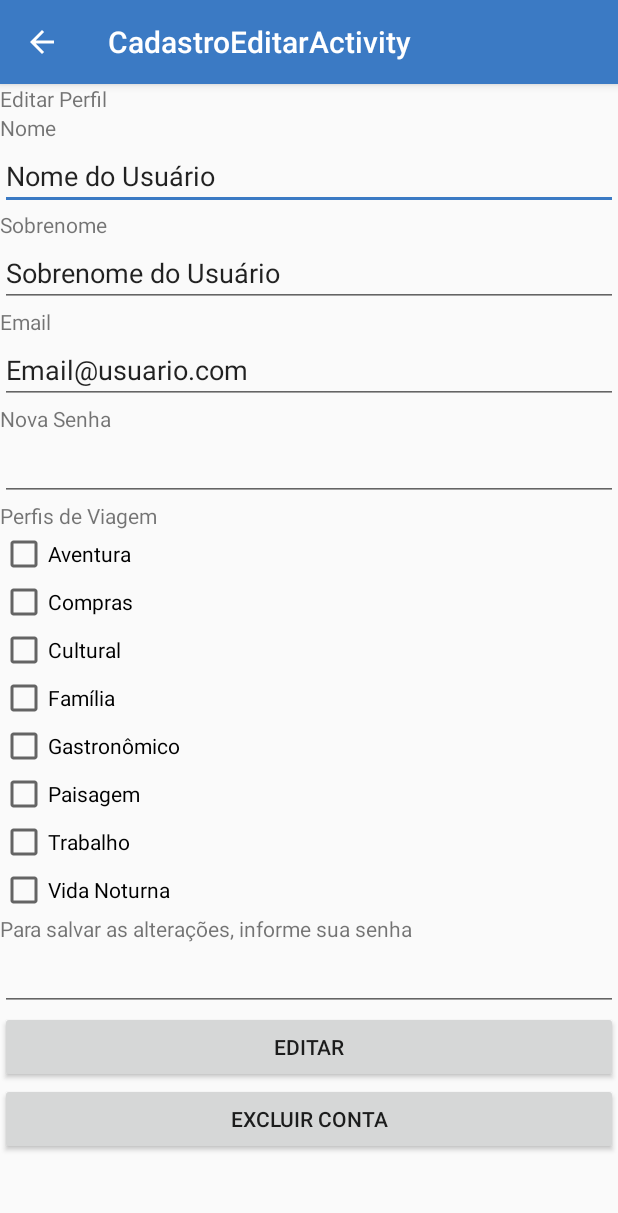
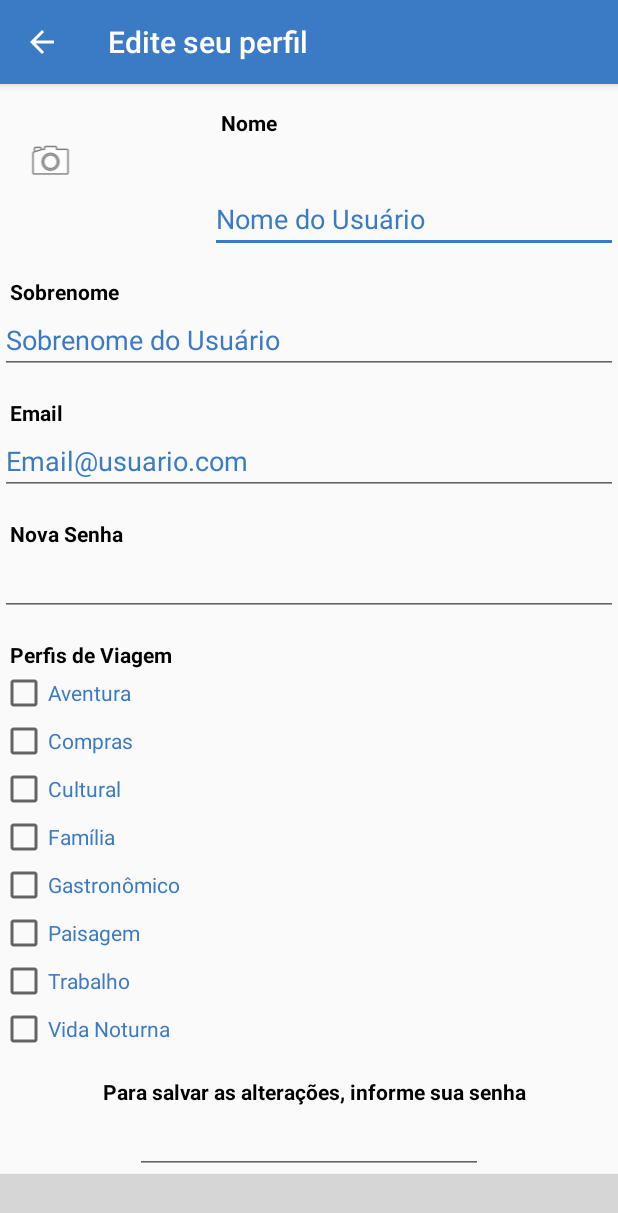
Before and after one commit to dhanielmazini/Echosoft_eAgora, an Android app: the CadastroEditarActivity screen opened directly, with no data from a screen before it, on a phone screen of 412 x 824 dp. Shown: the top 1213 px of the screen. Run offline under Robolectric (Android 15) with nearby library versions, the phone set to English and light mode, and no system bars; our stand-ins replace Firebase (no records; nobody signed in at launch, a user with empty details on screens opened directly); grey boxes are pictures that could not be loaded.

Commit message:
tela de cadastro e layout arrumados

```diff
--- a/app/src/main/res/layout/content_cadastro_editar.xml
+++ b/app/src/main/res/layout/content_cadastro_editar.xml
@@ -12,140 +12,177 @@
    <LinearLayout
        android:layout_width="match_parent"
        android:layout_height="match_parent"
-       android:orientation="vertical">
-
-       <TextView
-           android:id="@+id/textView12"
-           android:layout_width="match_parent"
-           android:layout_height="wrap_content"
-           android:text="Editar Perfil" />
+       android:orientation="vertical"
+       android:weightSum="1">
 
        <TextView
            android:id="@+id/textView13"
-           android:layout_width="match_parent"
+           android:layout_width="271dp"
            android:layout_height="wrap_content"
-           android:text="Nome" />
+           android:layout_gravity="right"
+           android:text="\n  Nome"
+           android:textColor="@android:color/black"
+           android:textStyle="bold" />
+
+       <ImageView
+           android:id="@+id/imageView4"
+           android:layout_width="67dp"
+           android:layout_height="wrap_content"
+           app:srcCompat="@android:drawable/ic_menu_camera" />
 
        <EditText
            android:id="@+id/txtNome"
-           android:layout_width="match_parent"
+           android:layout_width="272dp"
            android:layout_height="wrap_content"
-           android:text="Nome do Usuário" />
+           android:layout_gravity="right"
+           android:inputType="textPersonName"
+           android:text="Nome do Usuário"
+           android:textColor="@color/colorAccent" />
 
        <TextView
            android:id="@+id/txtviewx"
            android:layout_width="match_parent"
            android:layout_height="wrap_content"
-           android:text="Sobrenome" />
+           android:text="  \n  Sobrenome"
+           android:textColor="@android:color/black"
+           android:textStyle="bold" />
 
        <EditText
            android:id="@+id/txtSobrenome"
            android:layout_width="match_parent"
            android:layout_height="wrap_content"
-           android:text="Sobrenome do Usuário" />
+           android:inputType="textPersonName"
+           android:text="Sobrenome do Usuário"
+           android:textColor="@color/colorAccent" />
 
        <TextView
            android:id="@+id/textView17"
            android:layout_width="match_parent"
            android:layout_height="wrap_content"
-           android:text="Email" />
+           android:text="\n  Email"
+           android:textColor="@android:color/black"
+           android:textStyle="bold" />
 
        <EditText
            android:id="@+id/txtEmail"
            android:layout_width="match_parent"
            android:layout_height="wrap_content"
-           android:text="Email@usuario.com" />
+           android:inputType="textEmailAddress"
+           android:text="Email@usuario.com"
+           android:textColor="@color/colorAccent" />
 
        <TextView
            android:id="@+id/textView123"
            android:layout_width="match_parent"
            android:layout_height="wrap_content"
-           android:text="Nova Senha" />
+           android:text="\n  Nova Senha"
+           android:textColor="@android:color/black"
+           android:textStyle="bold" />
 
        <EditText
            android:id="@+id/txtNovaSenha"
            android:layout_width="match_parent"
            android:layout_height="wrap_content"
-           android:text="" />
+           android:inputType="textPassword"
+           android:text=""
+           android:textColor="@color/colorAccent" />
 
        <TextView
            android:id="@+id/textView21"
            android:layout_width="match_parent"
            android:layout_height="wrap_content"
-           android:text="Perfis de Viagem" />
+           android:text="\n  Perfis de Viagem"
+           android:textColor="@android:color/black"
+           android:textStyle="bold" />
 
        <CheckBox
            android:id="@+id/cbAventura"
            android:layout_width="match_parent"
            android:layout_height="wrap_content"
-           android:text="Aventura" />
+           android:text="Aventura"
+           android:textColor="@color/colorAccent" />
 
        <CheckBox
            android:id="@+id/cbCompras"
            android:layout_width="match_parent"
            android:layout_height="wrap_content"
-           android:text="Compras" />
+           android:text="Compras"
+           android:textColor="@color/colorAccent" />
 
        <CheckBox
            android:id="@+id/cbCultural"
            android:layout_width="match_parent"
            android:layout_height="wrap_content"
-           android:text="Cultural" />
+           android:text="Cultural"
+           android:textColor="@color/colorAccent" />
 
        <CheckBox
            android:id="@+id/cbFamilia"
            android:layout_width="match_parent"
            android:layout_height="wrap_content"
-           android:text="Família" />
+           android:text="Família"
+           android:textColor="@color/colorAccent" />
 
        <CheckBox
            android:id="@+id/cbGastro"
            android:layout_width="match_parent"
            android:layout_height="wrap_content"
-           android:text="Gastronômico" />
+           android:text="Gastronômico"
+           android:textColor="@color/colorAccent" />
 
        <CheckBox
            android:id="@+id/cbPaisagem"
            android:layout_width="match_parent"
            android:layout_height="wrap_content"
-           android:text="Paisagem" />
+           android:text="Paisagem"
+           android:textColor="@color/colorAccent" />
 
        <CheckBox
            android:id="@+id/cbTrabalho"
            android:layout_width="match_parent"
            android:layout_height="wrap_content"
-           android:text="Trabalho" />
+           android:text="Trabalho"
+           android:textColor="@color/colorAccent" />
 
        <CheckBox
            android:id="@+id/cbVidaNoturna"
            android:layout_width="match_parent"
            android:layout_height="wrap_content"
-           android:text="Vida Noturna" />
+           android:text="Vida Noturna"
+           android:textColor="@color/colorAccent" />
 
 
        <TextView
            android:id="@+id/textView20"
            android:layout_width="match_parent"
            android:layout_height="wrap_content"
-           android:text="Para salvar as alterações, informe sua senha" />
+           android:text="\n  Para salvar as alterações, informe sua senha"
+           android:textAlignment="center"
+           android:textColor="@android:color/black"
+           android:textStyle="bold" />
 
        <EditText
            android:id="@+id/txtSenhaConfirmar"
-           android:layout_width="match_parent"
+           android:layout_width="232dp"
            android:layout_height="wrap_content"
+           android:layout_gravity="center"
            android:text="" />
 
        <Button
            android:id="@+id/btnEditar"
            android:layout_width="match_parent"
            android:layout_height="wrap_content"
-           android:text="Editar" />
+           android:background="@drawable/com_facebook_auth_dialog_header_background"
+           android:text="Editar"
+           android:textStyle="bold" />
 
        <Button
            android:id="@+id/btnExcluir"
            android:layout_width="match_parent"
            android:layout_height="wrap_content"
-           android:text="Excluir Conta" />
+           android:background="@drawable/com_facebook_auth_dialog_header_background"
+           android:text="Excluir Conta"
+           android:textColor="@color/colorPrimaryDark" />
 
 
    </LinearLayout>
--- a/app/src/main/res/values/strings.xml
+++ b/app/src/main/res/values/strings.xml
@@ -34,7 +34,7 @@
     <string name="hello_blank_fragment">Hello blank fragment</string>
     <string name="title_activity_editar_cadastro">EditarCadastroActivity</string>
     <string name="title_activity_cadastro_edit">CadastroEditActivity</string>
-    <string name="title_activity_cadastro_editar">CadastroEditarActivity</string>
+    <string name="title_activity_cadastro_editar">Edite seu perfil</string>
     <string name="title_activity_eventos_aventura">EventosAventuraActivity</string>
     <string name="title_activity_eventos_compras">EventosComprasActivity</string>
     <string name="title_activity_tela_de_redirecionamento_main">
--- a/app/src/main/res/values/styles.xml
+++ b/app/src/main/res/values/styles.xml
@@ -4,7 +4,7 @@
     <style name="AppTheme" parent="Theme.AppCompat.Light.DarkActionBar">
         <!-- Customize your theme here. -->
         <item name="colorPrimary">@color/colorPrimary</item>
-        <item name="colorPrimaryDark">@color/colorPrimaryDark</item>
+        <item name="colorPrimaryDark">#303F9F</item>
         <item name="colorAccent">@color/colorAccent</item>
     </style>
 
```
